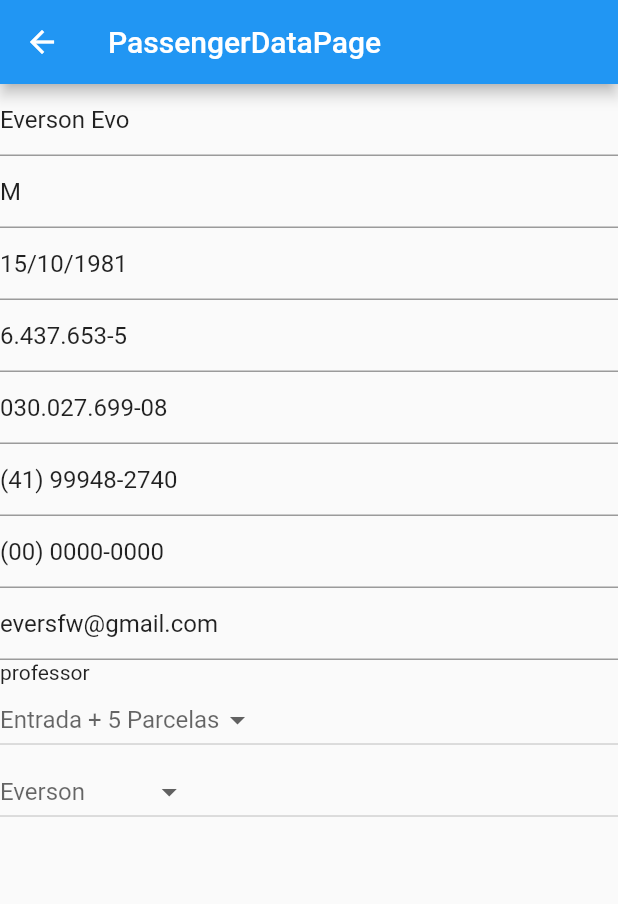
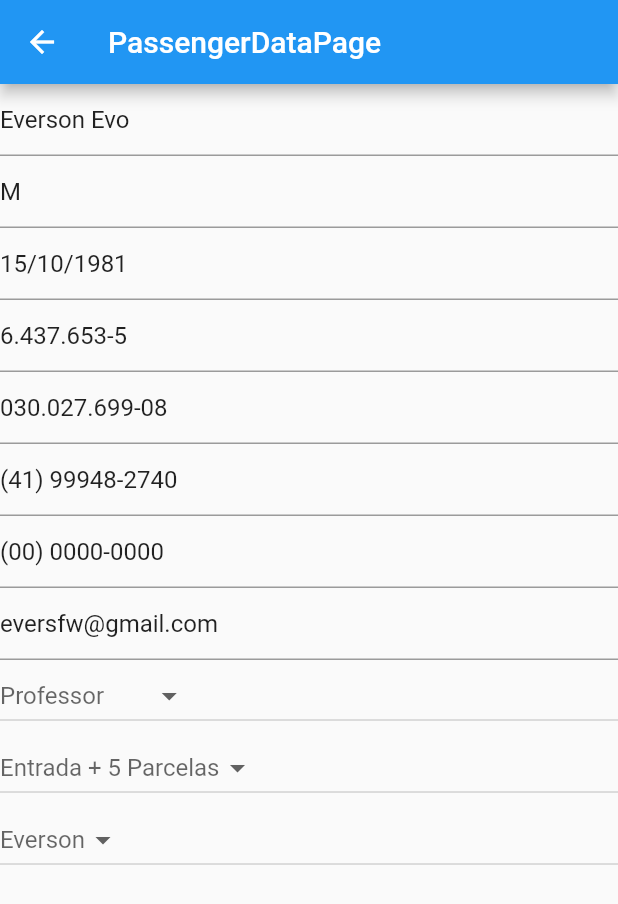
Before and after one commit to eversonevo/controle_viagem, a Flutter app: the PassengerPage screen opened by its route, after a tap on "Everson Evo", on a phone screen of 412 x 824 dp. Shown: the top 904 px of the screen. Run offline on Flutter 3.47's test engine with Material 2 defaults, Android fonts, the phone set to English and light mode, and no system bars; our stand-ins replace get.

Commit message:
Dropdowns funcionando

```diff
--- a/lib/app/modules/passenger_data/widgets/dropdown_passenger.dart
+++ b/lib/app/modules/passenger_data/widgets/dropdown_passenger.dart
@@ -13,12 +13,36 @@ class DropdownPassenger extends GetView<PassengerDataController> {
         bool teste1 = controller.listPayments.contains(controller.validatePayment(controller.editingController[_index].text));
         bool teste2 = controller.listAdvidor.contains(controller.validatePayment(controller.editingController[_index].text));
         bool teste3 = controller.listTariff.contains(controller.validatePayment(controller.editingController[_index].text));
+        if (teste3){
+          return DropdownButton<String>(
+               hint: Text(controller.validatePayment(controller.editingController[_index].text)),
+               value: controller.selectedValueTariff,
+               onChanged: (newValue) {
+               controller.onSelectedTariff(newValue!);
+               },
+               elevation: 10,
+               items: [
+                 DropdownMenuItem(
+                  child: Text("Normal"),
+                  value: 'Normal',
+                 ),
+                 DropdownMenuItem(
+                   child: Text("Idoso/Criança"),
+                   value: 'Idoso/Criança',
+                 ),
+                 DropdownMenuItem(
+                   child: Text("Professor"),
+                   value: 'Professor',
+                 ),
+              ]);
+
+        }
         if (teste1){
           return DropdownButton<String>(
                hint: Text(controller.validatePayment(controller.editingController[_index].text)),
-               value: controller.selectedValue,
+               value: controller.selectedValuePayment,
                onChanged: (newValue) {
-               controller.onSelected(newValue!,1);
+               controller.onSelectedPayment(newValue!);
                },
                elevation: 10,
                items: [
@@ -46,33 +70,32 @@ class DropdownPassenger extends GetView<PassengerDataController> {
           print('payment');
         }
         if (teste2){
-return DropdownButton<String>(
+          return DropdownButton<String>(
                hint: Text(controller.validatePayment(controller.editingController[_index].text)),
-               value: controller.selectedValue,
+               value: controller.selectedValueAdvisor,
                onChanged: (newValue) {
-               controller.onSelected(newValue!,2);
+               controller.onSelectedAdvisor(newValue!);
                },
                elevation: 10,
                items: [
                  DropdownMenuItem(
-                  child: Text("Normal"),
-                  value: 'Normal',
+                  child: Text("Claude"),
+                  value: 'Claude',
                  ),
                  DropdownMenuItem(
-                   child: Text("Idoso/Criança"),
-                   value: 'Idoso/Criança',
+                   child: Text("Everson"),
+                   value: 'Everson',
                  ),
-                 DropdownMenuItem(
-                   child: Text("Professor"),
-                   value: 'Professor',
-                 ),
-              ]);        }
-        if (teste3){
-          print('tariff');
+              ]);
+
         }
-       return Text(controller.validatePayment(controller.editingController[_index].text));
-  }
+        return Container();
+        }
+
+
 }
+
+
 
 /*
 DropdownButton(
--- a/lib/assets/files/passenger.json
+++ b/lib/assets/files/passenger.json
@@ -10,7 +10,7 @@
             "phone1" : "(41) 99948-2740",
             "phone2" : "(00) 0000-0000",
             "email" : "eversfw@gmail.com",
-            "tariff" : "professor",
+            "tariff" : "Professor",
             "form_payment" : "entrance_5",
             "advisor" : "Everson"
         },
@@ -24,7 +24,7 @@
             "phone1" : "(41) 99618-1399",
             "phone2" : "(41) 3292-9412",
             "email" : "claudemirandreassa@gmail.com",
-            "tariff" : "normal",
+            "tariff" : "Normal",
             "form_payment" : "entrance_3",
             "advisor" : "Claude"
         },
```
Also changed, not shown: lib/app/modules/passenger_data/passenger_data_controller.dart (+76 -42 lines).
